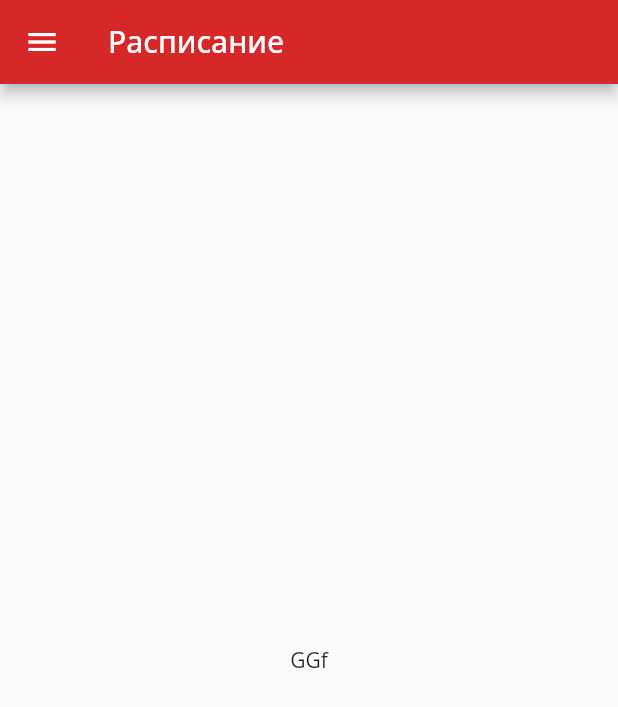
After one commit to khudysh/Academus, a Flutter app: the StudyCrm screen opened directly, after a tap on "Расписание", on a phone screen of 412 x 824 dp. The commit adds this screen. Shown: the top 707 px of the screen. Run offline on Flutter 3.47's test engine with Material 2 defaults, Android fonts, the phone set to English and light mode, and no system bars.

Commit message:
refactoring code and fix warnings

```diff
--- a/lib/app.dart
+++ b/lib/app.dart
@@ -1,12 +1,12 @@
 import 'package:flutter/material.dart';
 import 'package:provider/provider.dart';
 import 'package:srm_test/widgets/leading.dart';
-import 'package:srm_test/widgets/switch_body.dart';
+import 'package:srm_test/controllers/switch_body.dart';
 import 'package:srm_test/widgets/navigation.dart';
 import 'package:srm_test/widgets/title.dart';
 import 'resources/const.dart';
 class StudyCrm extends StatelessWidget {
-  StudyCrm({Key? key}) : super(key: key);
+  const StudyCrm({Key? key}) : super(key: key);
 
   @override
   Widget build(BuildContext context) {
@@ -15,12 +15,12 @@ class StudyCrm extends StatelessWidget {
 
     return Scaffold(
         appBar: AppBar(
-            leading: sizeOfScreen < minDesktopSize ? null : Leading(),
+            leading: sizeOfScreen < minDesktopSize ? null : const Leading(),
             title: sizeOfScreen < minDesktopSize
-                ? TitleApp(padding: 0)
-                : TitleApp(padding: 25)),
+                ? const TitleApp(padding: 0)
+                : const TitleApp(padding: 25)),
         drawer: sizeOfScreen < minDesktopSize
-            ? SizedBox(
+            ? const SizedBox(
                 width: 125, child: Drawer(child: Navigation(groupAlign: -0.7)))
             : null,
         body: SafeArea(
@@ -31,9 +31,9 @@ class StudyCrm extends StatelessWidget {
                         SizedBox(
                             width: 100.0,
                             child: Row(
-                              children: [
-                                Navigation(),
-                                const VerticalDivider(thickness: 1, width: 1),
+                              children: const [
+                                Navigation(groupAlign: -1,),
+                                VerticalDivider(thickness: 1, width: 1),
                               ],
                             )),
                         SizedBox(
--- a/lib/widgets/switch_body.dart
+++ b/lib/controllers/switch_body.dart
@@ -1,48 +1,48 @@
 import 'package:flutter/material.dart';
 import 'package:srm_test/screens/groups.dart';
 import 'package:srm_test/screens/timetable.dart';
-import 'package:srm_test/screens/register.dart';
+import 'package:srm_test/screens/visitor_log.dart';
 import 'package:srm_test/screens/home.dart';
 import 'package:srm_test/screens/students.dart';
 
 class CurrentScreen with ChangeNotifier {
-  Widget _currentScreen = Home();
+  Widget _currentScreen = const Home();
   int _currentScreenNum = 0;
 
   Widget get getCurrentScreen => _currentScreen;
   int get getCurrentScreenNum => _currentScreenNum;
 
   void switchBody(int selectedIndex) {
-    print("switch to screen #${selectedIndex} ");
+    print("switch to screen #$selectedIndex ");
 
     switch (selectedIndex) {
       case 0:
-        _currentScreen = Home();
+        _currentScreen = const Home();
         _currentScreenNum = 0;
         notifyListeners();
         break;
       case 1:
-        _currentScreen = Register();
+        _currentScreen = const VisitorLog();
         _currentScreenNum = 1;
         notifyListeners();
         break;
       case 2:
-        _currentScreen = TimeTable();
+        _currentScreen = const TimeTable();
         _currentScreenNum = 2;
         notifyListeners();
         break;
       case 3:
-        _currentScreen = Groups();
+        _currentScreen = const Groups();
         _currentScreenNum = 3;
         notifyListeners();
         break;
       case 4:
-        _currentScreen = Students();
+        _currentScreen = const Students();
         _currentScreenNum = 4;
         notifyListeners();
         break;
       default:
-        _currentScreen = Home();
+        _currentScreen = const Home();
         _currentScreenNum = 0;
         notifyListeners();
         break;
--- a/lib/main.dart
+++ b/lib/main.dart
@@ -2,8 +2,7 @@ import 'package:flutter/material.dart';
 import 'package:provider/provider.dart';
 import 'package:srm_test/app.dart';
 import 'package:srm_test/resources/theme.dart';
-import 'package:srm_test/widgets/switch_body.dart';
-import 'package:srm_test/routes.dart';
+import 'package:srm_test/controllers/switch_body.dart';
 
 void main() {
   runApp(const MainApp());
@@ -20,7 +19,7 @@ class MainApp extends StatelessWidget {
       create: (context) => CurrentScreen(),
       child: MaterialApp(
           title: "Eugene",
-          home: StudyCrm(),
+          home: const StudyCrm(),
           debugShowCheckedModeBanner: false,
           theme: CustomTheme.lightTheme,
           // initialRoute: "/home",
--- a/lib/screens/home.dart
+++ b/lib/screens/home.dart
@@ -1,5 +1,5 @@
 import 'package:flutter/material.dart';
-import 'package:srm_test/widgets/card_home.dart';
+import 'package:srm_test/widgets/home_card.dart';
 
 class Home extends StatelessWidget {
   const Home({Key? key}) : super(key: key);
@@ -7,7 +7,7 @@ class Home extends StatelessWidget {
 
   @override
   Widget build(BuildContext context) {
-    print("rebuild CardHome");
+    print("rebuild HomeCard");
 
     // final isDesktop = isDisplayDesktop(context);
     // if (isDesktop) {
@@ -17,29 +17,29 @@ class Home extends StatelessWidget {
 
         crossAxisSpacing: 20.0,
         mainAxisSpacing: 20.0,
-          children: [
-             const CardHome(
+          children: const [
+             HomeCard(
                 title: "Расписание",
                 icon: Icons.schedule,
                 describe:
                     "Здесь можно посмотреть расписание занятий в разных кабинетах, а также изменить его",
                 screenNum: 1,
               ),
-            const CardHome(
+            HomeCard(
                 title: "Журнал",
                 icon: Icons.app_registration,
                 describe:
                     "Здесь можно посмотреть журнал посещений, отметить присутствующих, прописать темы уроков",
                     screenNum: 2,
               ),
-           const CardHome(
+           HomeCard(
                 title: "Группы",
                 icon: Icons.groups,
                 describe:
                     "Здесь можно посмотреть все группы, их расписание и состав",
                     screenNum: 3,
               ),
-            const CardHome(
+            HomeCard(
                 title: "Ученики",
                 icon: Icons.person_search,
                 describe:
--- /dev/null
+++ b/lib/screens/visitor_log.dart
@@ -0,0 +1,17 @@
+import 'package:flutter/material.dart';
+
+class VisitorLog extends StatefulWidget {
+  const VisitorLog({Key? key}) : super(key: key);
+
+  @override
+  _VisitorLogState createState() => _VisitorLogState();
+}
+
+class _VisitorLogState extends State<VisitorLog> {
+
+  @override
+  Widget build(BuildContext context) {
+    return const Center(child:  Text("GGf"));
+  }
+
+}
--- a/lib/widgets/card_home.dart
+++ b/lib/widgets/home_card.dart
@@ -1,25 +1,23 @@
-import 'dart:html';
-
 import 'package:flutter/material.dart';
 import 'package:provider/provider.dart';
-import 'switch_body.dart';
+import '../controllers/switch_body.dart';
 
-class CardHome extends StatelessWidget {
+class HomeCard extends StatelessWidget {
   final String title;
   final IconData icon;
   final String describe;
   final int screenNum;
 
-  const CardHome({Key? key, required this.title, required this.icon, required this.describe, required this.screenNum})
+  const HomeCard({Key? key, required this.title, required this.icon, required this.describe, required this.screenNum})
       : super(key: key);
 
   @override
   Widget build(BuildContext context) {
-    print("rebuild CardHome");
+    print("rebuild HomeCard");
     return Card(
       child: InkWell(
         hoverColor: Colors.black.withAlpha(3),
-        splashColor: Color(0xFFFCBF49).withAlpha(90),
+        splashColor: const Color(0xFFFCBF49).withAlpha(90),
         onTap: () {
           context.read<CurrentScreen>().switchBody(screenNum);
         },
@@ -31,25 +29,25 @@ class CardHome extends StatelessWidget {
               Center(
                 child: Icon(
                   icon,
-                  color: Color(0xFFd62828),
+                  color: const Color(0xFFd62828),
                   size: 72,
                 ),
               ),
               Center(
                 child: Padding(
-                  padding: EdgeInsets.only(top: 10),
+                  padding: const EdgeInsets.only(top: 10),
                   child: Text(
                     title,
-                    style: TextStyle(
+                    style: const TextStyle(
                         fontSize: 24,
                         fontWeight: FontWeight.w500,
                         fontFamily: 'OpenSans'),
                   ),
                 ),
               ),
-              Padding(padding: EdgeInsets.only(top: 20, left: 15, right: 15), child: Divider(color: Color(0xFFFCBF49),)),
+              const Padding(padding: EdgeInsets.only(top: 20, left: 15, right: 15), child: Divider(color: Color(0xFFFCBF49),)),
               Padding(
-                  padding: EdgeInsets.only(top: 30),
+                  padding: const EdgeInsets.only(top: 30),
                   child: Center(
                     child: Text(describe, textAlign: TextAlign.center),
                   ))
--- a/lib/widgets/title.dart
+++ b/lib/widgets/title.dart
@@ -1,12 +1,13 @@
 import 'package:flutter/material.dart';
 import 'package:provider/provider.dart';
-import 'package:srm_test/widgets/switch_body.dart';
-import 'package:srm_test/routes.dart';
+import 'package:srm_test/controllers/switch_body.dart';
 import 'package:srm_test/resources/const.dart';
 
+
+
 class TitleApp extends StatelessWidget{
-  double padding;
-   TitleApp({Key? key, this.padding=0}) : super(key: key);
+  final double padding;
+   const TitleApp({Key? key, this.padding=0}) : super(key: key);
 
 
   @override
```
Also changed, not shown: lib/screens/register.dart (deleted, +0 -17 lines), lib/widgets/leading.dart (+2 -5 lines), lib/widgets/navigation.dart (+3 -4 lines).
